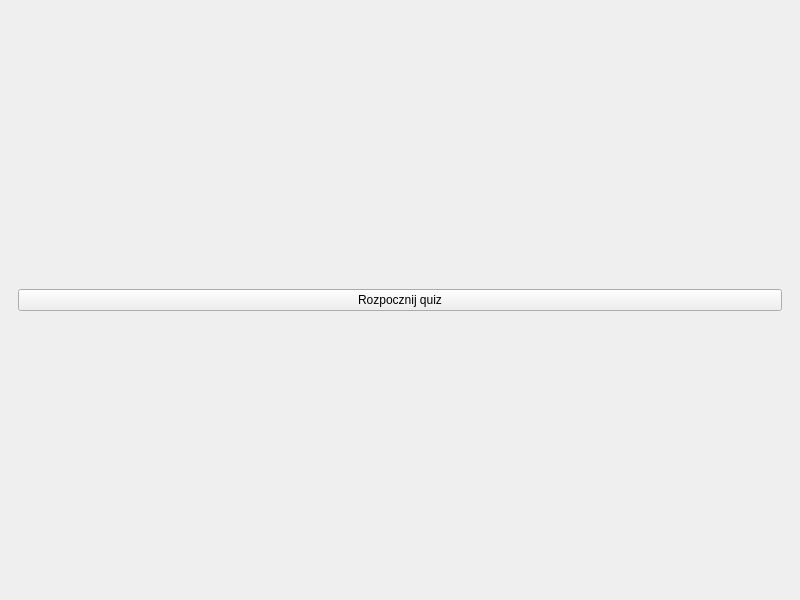
Above: quiz_gui.ui from M4tth3wG/Quizer before the change. Below: the same form after it.
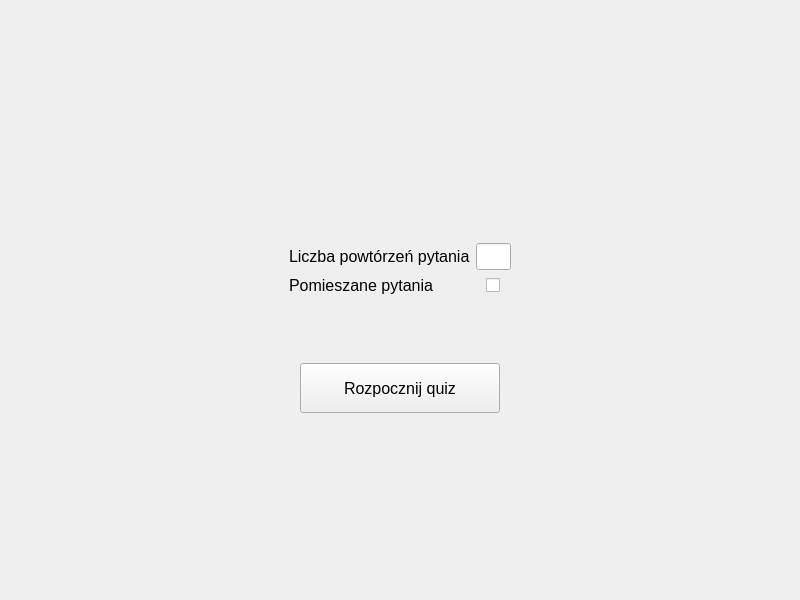
That is the form after the change. The open tabs and pages were chosen to show the change.

Commit message: added basic quiz creator gui

```diff
--- a/quiz_gui.ui
+++ b/quiz_gui.ui
@@ -29,18 +29,262 @@
    <layout class="QGridLayout" name="gridLayout_3">
     <item row="0" column="0">
      <widget class="QStackedWidget" name="quiz_window_views">
+      <property name="font">
+       <font>
+        <family>Arial</family>
+        <pointsize>12</pointsize>
+       </font>
+      </property>
       <property name="currentIndex">
        <number>1</number>
       </property>
       <widget class="QWidget" name="quiz_starting_page">
-       <layout class="QGridLayout" name="gridLayout_2">
-        <item row="0" column="0">
-         <widget class="QPushButton" name="start_quiz_btn">
+       <layout class="QVBoxLayout" name="verticalLayout_2">
+        <item alignment="Qt::AlignHCenter">
+         <widget class="QLabel" name="quiz_name_label">
+          <property name="sizePolicy">
+           <sizepolicy hsizetype="Fixed" vsizetype="Fixed">
+            <horstretch>0</horstretch>
+            <verstretch>0</verstretch>
+           </sizepolicy>
+          </property>
+          <property name="minimumSize">
+           <size>
+            <width>600</width>
+            <height>50</height>
+           </size>
+          </property>
+          <property name="maximumSize">
+           <size>
+            <width>600</width>
+            <height>50</height>
+           </size>
+          </property>
+          <property name="font">
+           <font>
+            <family>Arial</family>
+            <pointsize>30</pointsize>
+            <bold>true</bold>
+           </font>
+          </property>
           <property name="text">
-           <string>Rozpocznij quiz</string>
+           <string/>
+          </property>
+          <property name="textFormat">
+           <enum>Qt::MarkdownText</enum>
+          </property>
+          <property name="alignment">
+           <set>Qt::AlignCenter</set>
+          </property>
+          <property name="textInteractionFlags">
+           <set>Qt::NoTextInteraction</set>
           </property>
          </widget>
         </item>
+        <item>
+         <spacer name="verticalSpacer_6">
+          <property name="orientation">
+           <enum>Qt::Vertical</enum>
+          </property>
+          <property name="sizeHint" stdset="0">
+           <size>
+            <width>20</width>
+            <height>40</height>
+           </size>
+          </property>
+         </spacer>
+        </item>
+        <item>
+         <layout class="QGridLayout" name="gridLayout_2">
+          <item row="2" column="1" alignment="Qt::AlignHCenter|Qt::AlignVCenter">
+           <widget class="QPushButton" name="start_quiz_btn">
+            <property name="sizePolicy">
+             <sizepolicy hsizetype="Fixed" vsizetype="Fixed">
+              <horstretch>0</horstretch>
+              <verstretch>0</verstretch>
+             </sizepolicy>
+            </property>
+            <property name="minimumSize">
+             <size>
+              <width>200</width>
+              <height>50</height>
+             </size>
+            </property>
+            <property name="maximumSize">
+             <size>
+              <width>200</width>
+              <height>50</height>
+             </size>
+            </property>
+            <property name="text">
+             <string>Rozpocznij quiz</string>
+            </property>
+           </widget>
+          </item>
+          <item row="2" column="2">
+           <spacer name="horizontalSpacer_6">
+            <property name="orientation">
+             <enum>Qt::Horizontal</enum>
+            </property>
+            <property name="sizeHint" stdset="0">
+             <size>
+              <width>40</width>
+              <height>20</height>
+             </size>
+            </property>
+           </spacer>
+          </item>
+          <item row="0" column="1">
+           <layout class="QGridLayout" name="gridLayout_5">
+            <item row="1" column="0">
+             <widget class="QLabel" name="label_5">
+              <property name="sizePolicy">
+               <sizepolicy hsizetype="Preferred" vsizetype="Preferred">
+                <horstretch>0</horstretch>
+                <verstretch>0</verstretch>
+               </sizepolicy>
+              </property>
+              <property name="minimumSize">
+               <size>
+                <width>130</width>
+                <height>0</height>
+               </size>
+              </property>
+              <property name="font">
+               <font>
+                <family>Arial</family>
+                <pointsize>12</pointsize>
+               </font>
+              </property>
+              <property name="text">
+               <string>Liczba powtórzeń pytania</string>
+              </property>
+              <property name="alignment">
+               <set>Qt::AlignLeading|Qt::AlignLeft|Qt::AlignVCenter</set>
+              </property>
+              <property name="textInteractionFlags">
+               <set>Qt::NoTextInteraction</set>
+              </property>
+             </widget>
+            </item>
+            <item row="1" column="1" alignment="Qt::AlignHCenter|Qt::AlignVCenter">
+             <widget class="QLineEdit" name="question_repetition_line_edit">
+              <property name="sizePolicy">
+               <sizepolicy hsizetype="Fixed" vsizetype="Preferred">
+                <horstretch>0</horstretch>
+                <verstretch>0</verstretch>
+               </sizepolicy>
+              </property>
+              <property name="minimumSize">
+               <size>
+                <width>35</width>
+                <height>0</height>
+               </size>
+              </property>
+              <property name="maximumSize">
+               <size>
+                <width>35</width>
+                <height>16777215</height>
+               </size>
+              </property>
+              <property name="font">
+               <font>
+                <family>Arial</family>
+                <pointsize>12</pointsize>
+               </font>
+              </property>
+              <property name="inputMethodHints">
+               <set>Qt::ImhDigitsOnly|Qt::ImhNoEditMenu|Qt::ImhPreferLatin</set>
+              </property>
+              <property name="text">
+               <string/>
+              </property>
+              <property name="alignment">
+               <set>Qt::AlignCenter</set>
+              </property>
+             </widget>
+            </item>
+            <item row="2" column="0">
+             <widget class="QLabel" name="label_6">
+              <property name="font">
+               <font>
+                <family>Arial</family>
+                <pointsize>12</pointsize>
+               </font>
+              </property>
+              <property name="text">
+               <string>Pomieszane pytania</string>
+              </property>
+              <property name="textInteractionFlags">
+               <set>Qt::NoTextInteraction</set>
+              </property>
+             </widget>
+            </item>
+            <item row="2" column="1" alignment="Qt::AlignHCenter">
+             <widget class="QCheckBox" name="question_shuffle_check_box">
+              <property name="sizePolicy">
+               <sizepolicy hsizetype="Preferred" vsizetype="Preferred">
+                <horstretch>0</horstretch>
+                <verstretch>0</verstretch>
+               </sizepolicy>
+              </property>
+              <property name="text">
+               <string/>
+              </property>
+              <property name="iconSize">
+               <size>
+                <width>30</width>
+                <height>30</height>
+               </size>
+              </property>
+              <property name="tristate">
+               <bool>false</bool>
+              </property>
+             </widget>
+            </item>
+           </layout>
+          </item>
+          <item row="2" column="0">
+           <spacer name="horizontalSpacer_5">
+            <property name="orientation">
+             <enum>Qt::Horizontal</enum>
+            </property>
+            <property name="sizeHint" stdset="0">
+             <size>
+              <width>40</width>
+              <height>20</height>
+             </size>
+            </property>
+           </spacer>
+          </item>
+          <item row="1" column="1">
+           <spacer name="verticalSpacer_7">
+            <property name="orientation">
+             <enum>Qt::Vertical</enum>
+            </property>
+            <property name="sizeHint" stdset="0">
+             <size>
+              <width>20</width>
+              <height>40</height>
+             </size>
+            </property>
+           </spacer>
+          </item>
+         </layout>
+        </item>
+        <item>
+         <spacer name="verticalSpacer_5">
+          <property name="orientation">
+           <enum>Qt::Vertical</enum>
+          </property>
+          <property name="sizeHint" stdset="0">
+           <size>
+            <width>20</width>
+            <height>40</height>
+           </size>
+          </property>
+         </spacer>
+        </item>
        </layout>
       </widget>
       <widget class="QWidget" name="quiz_question_page">
```
Left out of the diff: 189 changed lines with no effect on the pictures. The commit also changes 3 other files.
